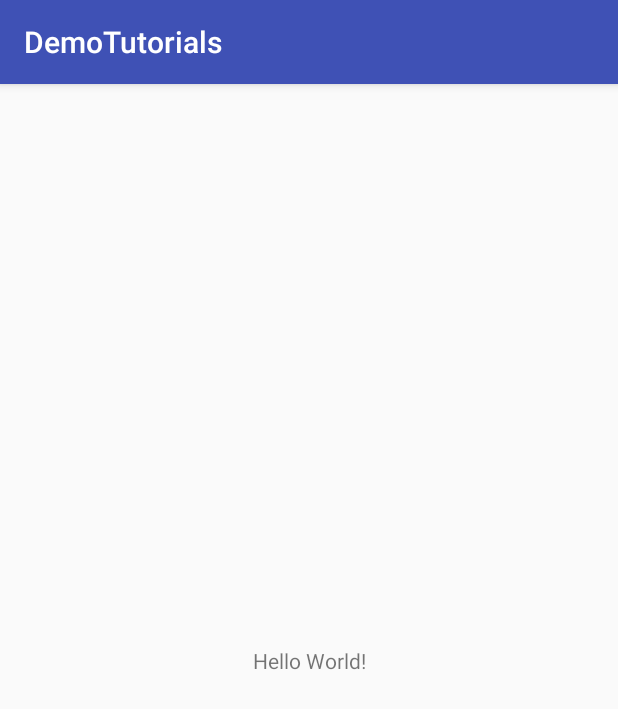
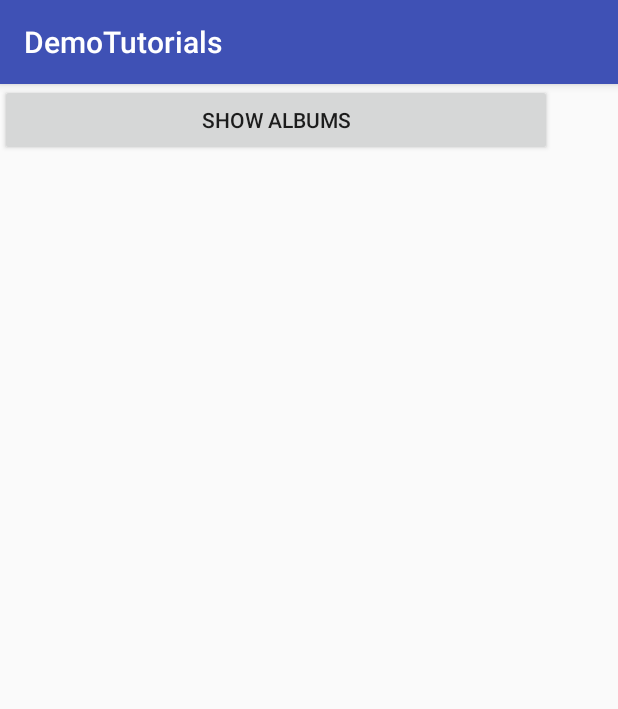
Before and after one commit to maheshgupta/DTutorials, an Android app: the screen it shows after launch (HomeActivity), on a phone screen of 412 x 824 dp. Shown: the top 709 px of the screen. Run offline under Robolectric (Android 15) with nearby library versions, the phone set to English and light mode, and no system bars; our stand-ins replace ButterKnife, Dagger/Hilt's generated code.

```diff
--- a/app/src/main/AndroidManifest.xml
+++ b/app/src/main/AndroidManifest.xml
@@ -19,6 +19,9 @@
                 <category android:name="android.intent.category.LAUNCHER" />
             </intent-filter>
         </activity>
+        <activity
+            android:name=".AlbumsActivity"
+            android:parentActivityName=".HomeActivity"></activity>
     </application>
 
 </manifest>
--- a/app/src/main/java/dagger/modules/NetworkModule.java
+++ b/app/src/main/java/dagger/modules/NetworkModule.java
@@ -1,9 +1,7 @@
 package dagger.modules;
 
 
-import android.app.Application;
 import android.content.Context;
-import android.net.Network;
 
 import javax.inject.Singleton;
 
@@ -12,7 +10,7 @@ import dagger.Module;
 import dagger.Provides;
 import retrofit2.Retrofit;
 import retrofit2.converter.gson.GsonConverterFactory;
-import retrofit2.http.POST;
+import service.retrofit.jsonplaceholder.wrapper.PhotosServiceWrapper;
 import service.retrofit.jsonplaceholder.wrapper.UsersServiceWrapper;
 
 @Module
@@ -33,4 +31,9 @@ public class NetworkModule {
         return new UsersServiceWrapper(context);
     }
 
+    @Provides
+    public PhotosServiceWrapper providesPhotosServiceWrapper(Context context) {
+        return new PhotosServiceWrapper(context);
+    }
+
 }
--- a/app/src/main/java/framework/core/BaseActivity.java
+++ b/app/src/main/java/framework/core/BaseActivity.java
@@ -3,6 +3,8 @@ package framework.core;
 
 import android.os.Bundle;
 import android.support.annotation.Nullable;
+
+import butterknife.ButterKnife;
 
 public abstract class BaseActivity extends CoreModule {
 
@@ -17,6 +19,7 @@ public abstract class BaseActivity extends CoreModule {
     protected void onCreate(@Nullable Bundle savedInstanceState) {
         super.onCreate(savedInstanceState);
         setContentView(getContentViewID());
+        ButterKnife.bind(this);
     }
 
 }
--- a/app/src/main/java/framework/core/RetrofitActivityModule.java
+++ b/app/src/main/java/framework/core/RetrofitActivityModule.java
@@ -8,6 +8,7 @@ import android.support.v7.app.AppCompatActivity;
 import javax.inject.Inject;
 
 import framework.DemoApplication;
+import service.retrofit.jsonplaceholder.wrapper.PhotosServiceWrapper;
 import service.retrofit.jsonplaceholder.wrapper.UsersServiceWrapper;
 
 
@@ -25,6 +26,9 @@ public class RetrofitActivityModule extends AppCompatActivity {
 
     @Inject
     UsersServiceWrapper usersServiceWrapper;
+
+    @Inject
+    PhotosServiceWrapper photosServiceWrapper;
 
     @Override
     protected void onCreate(@Nullable Bundle savedInstanceState) {
@@ -56,4 +60,9 @@ public class RetrofitActivityModule extends AppCompatActivity {
         return this.usersServiceWrapper;
     }
 
+
+    public PhotosServiceWrapper getPhotosServiceWrapper() {
+        return this.photosServiceWrapper;
+    }
+
 }
--- /dev/null
+++ b/app/src/main/java/service/retrofit/jsonplaceholder/services/PhotosService.java
@@ -0,0 +1,16 @@
+package service.retrofit.jsonplaceholder.services;
+
+
+import java.util.List;
+
+import model.service.jsonplaceholder.photo.Photo;
+import retrofit2.Call;
+import retrofit2.http.GET;
+import retrofit2.http.Query;
+
+public interface PhotosService {
+
+    @GET("photos")
+    Call<List<Photo>> getPhotosByAlbumId(@Query("albumId") int albumId);
+
+}
--- /dev/null
+++ b/app/src/main/java/service/retrofit/jsonplaceholder/wrapper/PhotosServiceWrapper.java
@@ -0,0 +1,40 @@
+package service.retrofit.jsonplaceholder.wrapper;
+
+import android.content.Context;
+import android.support.annotation.NonNull;
+
+import java.util.List;
+
+import model.service.jsonplaceholder.photo.Photo;
+import retrofit2.Call;
+import retrofit2.Callback;
+import retrofit2.Response;
+import service.core.AppApiService;
+import service.core.ServiceResponseListener;
+import service.retrofit.jsonplaceholder.services.PhotosService;
+
+public class PhotosServiceWrapper extends AppApiService {
+
+
+    public PhotosServiceWrapper(Context context) {
+        super(context);
+    }
+
+
+    public void getPhotos(int albumId, @NonNull final ServiceResponseListener<List<Photo>> listener) {
+        PhotosService photoService = getRetrofit().create(PhotosService.class);
+        Call<List<Photo>> photosCall = photoService.getPhotosByAlbumId(albumId);
+        photosCall.enqueue(new Callback<List<Photo>>() {
+            @Override
+            public void onResponse(Call<List<Photo>> call, Response<List<Photo>> response) {
+                listener.onSuccess(response.body());
+            }
+
+            @Override
+            public void onFailure(Call<List<Photo>> call, Throwable t) {
+                listener.onError(t.getMessage());
+            }
+        });
+    }
+
+}
--- a/app/src/main/res/layout/activity_home.xml
+++ b/app/src/main/res/layout/activity_home.xml
@@ -1,18 +1,17 @@
 <?xml version="1.0" encoding="utf-8"?>
 <android.support.constraint.ConstraintLayout xmlns:android="http://schemas.android.com/apk/res/android"
-    xmlns:app="http://schemas.android.com/apk/res-auto"
     xmlns:tools="http://schemas.android.com/tools"
     android:layout_width="match_parent"
     android:layout_height="match_parent"
     tools:context="codeproject.sample.com.demotutorials.HomeActivity">
 
-    <TextView
-        android:layout_width="wrap_content"
+    <Button
+        android:onClick="showAlbumsActivity"
+        android:id="@+id/btn_showAlbumActivity"
+        android:layout_width="368dp"
         android:layout_height="wrap_content"
-        android:text="Hello World!"
-        app:layout_constraintBottom_toBottomOf="parent"
-        app:layout_constraintLeft_toLeftOf="parent"
-        app:layout_constraintRight_toRightOf="parent"
-        app:layout_constraintTop_toTopOf="parent" />
+        android:text="@string/show_albums"
+        tools:layout_editor_absoluteX="8dp"
+        tools:layout_editor_absoluteY="0dp" />
 
 </android.support.constraint.ConstraintLayout>
--- a/app/src/main/res/values/strings.xml
+++ b/app/src/main/res/values/strings.xml
@@ -1,3 +1,4 @@
 <resources>
     <string name="app_name">DemoTutorials</string>
+    <string name="show_albums">SHOW ALBUMS</string>
 </resources>
```
Also changed, not shown: app/build.gradle (+18 -5 lines), app/src/main/java/codeproject/sample/com/demotutorials/AlbumsActivity.java (added, +52 -0 lines), app/src/main/java/codeproject/sample/com/demotutorials/HomeActivity.java (+7 -8 lines), app/src/main/java/model/service/jsonplaceholder/photo/Photo.java (added, +64 -0 lines), app/src/main/res/layout/activity_albums.xml (added, +11 -0 lines).
